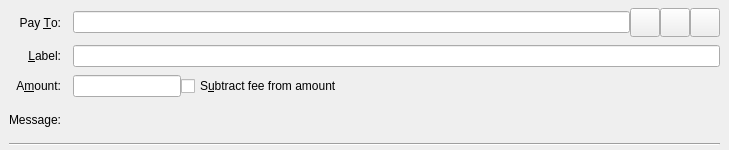
Qt form src/qt/forms/sendcoinsentry.ui (onsightit/solarcoin) before a commit.
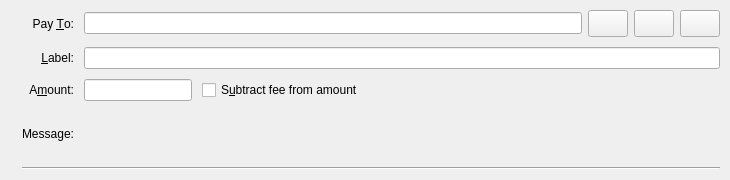
The same form after that commit. Icons and pictures are not drawn. Custom widgets are drawn as their Qt base class.

```diff
--- a/src/qt/forms/sendcoinsentry.ui
+++ b/src/qt/forms/sendcoinsentry.ui
@@ -6,8 +6,8 @@
    <rect>
     <x>0</x>
     <y>0</y>
-    <width>729</width>
-    <height>150</height>
+    <width>730</width>
+    <height>180</height>
    </rect>
   </property>
   <property name="focusPolicy">
@@ -24,17 +24,23 @@
     <enum>QFrame::NoFrame</enum>
    </property>
    <layout class="QGridLayout" name="gridLayout">
+    <property name="sizeConstraint">
+    <enum>QLayout::SetMinAndMaxSize</enum>
+     </property>
+     <property name="leftMargin">
+      <number>22</number>
+     </property>
     <property name="topMargin">
-     <number>8</number>
+      <number>10</number>
+     </property>
+     <property name="rightMargin">
+      <number>10</number>
     </property>
     <property name="bottomMargin">
-     <number>4</number>
-    </property>
-    <property name="horizontalSpacing">
-     <number>12</number>
-    </property>
-    <property name="verticalSpacing">
-     <number>8</number>
+      <number>10</number>
+     </property>
+     <property name="spacing">
+      <number>10</number>
     </property>
     <item row="0" column="0">
      <widget class="QLabel" name="payToLabel">
@@ -52,7 +58,7 @@
     <item row="0" column="1">
      <layout class="QHBoxLayout" name="payToLayout">
       <property name="spacing">
-       <number>0</number>
+      <number>6</number>
       </property>
       <item>
        <widget class="QValidatedLineEdit" name="payTo">
@@ -62,7 +68,19 @@
        </widget>
       </item>
       <item>
-       <widget class="QToolButton" name="addressBookButton">
+      <widget class="QPushButton" name="addressBookButton">
+       <property name="sizePolicy">
+        <sizepolicy hsizetype="Fixed" vsizetype="Fixed">
+         <horstretch>0</horstretch>
+         <verstretch>0</verstretch>
+        </sizepolicy>
+       </property>
+       <property name="minimumSize">
+        <size>
+         <width>38</width>
+         <height>27</height>
+        </size>
+       </property>
         <property name="toolTip">
          <string>Choose previously used address</string>
         </property>
@@ -75,8 +93,8 @@
         </property>
         <property name="iconSize">
          <size>
-          <width>22</width>
-          <height>22</height>
+         <width>18</width>
+         <height>18</height>
          </size>
         </property>
         <property name="shortcut">
@@ -85,7 +103,19 @@
        </widget>
       </item>
       <item>
-       <widget class="QToolButton" name="pasteButton">
+      <widget class="QPushButton" name="pasteButton">
+       <property name="sizePolicy">
+        <sizepolicy hsizetype="Fixed" vsizetype="Fixed">
+         <horstretch>0</horstretch>
+         <verstretch>0</verstretch>
+        </sizepolicy>
+       </property>
+       <property name="minimumSize">
+        <size>
+         <width>38</width>
+         <height>27</height>
+        </size>
+       </property>
         <property name="toolTip">
          <string>Paste address from clipboard</string>
         </property>
@@ -98,8 +128,8 @@
         </property>
         <property name="iconSize">
          <size>
-          <width>22</width>
-          <height>22</height>
+         <width>12</width>
+         <height>12</height>
          </size>
         </property>
         <property name="shortcut">
@@ -108,7 +138,19 @@
        </widget>
       </item>
       <item>
-       <widget class="QToolButton" name="deleteButton">
+      <widget class="QPushButton" name="deleteButton">
+       <property name="sizePolicy">
+        <sizepolicy hsizetype="Fixed" vsizetype="Fixed">
+         <horstretch>0</horstretch>
+         <verstretch>0</verstretch>
+        </sizepolicy>
+       </property>
+       <property name="minimumSize">
+        <size>
+         <width>38</width>
+         <height>27</height>
+        </size>
+       </property>
         <property name="toolTip">
          <string>Remove this entry</string>
         </property>
@@ -121,8 +163,8 @@
         </property>
         <property name="iconSize">
          <size>
-          <width>22</width>
-          <height>22</height>
+         <width>12</width>
+         <height>16</height>
          </size>
         </property>
        </widget>
```
Left out of the diff: 9 changed lines with no effect on the pictures. Lines whose indentation alone changed are shown as unchanged.
